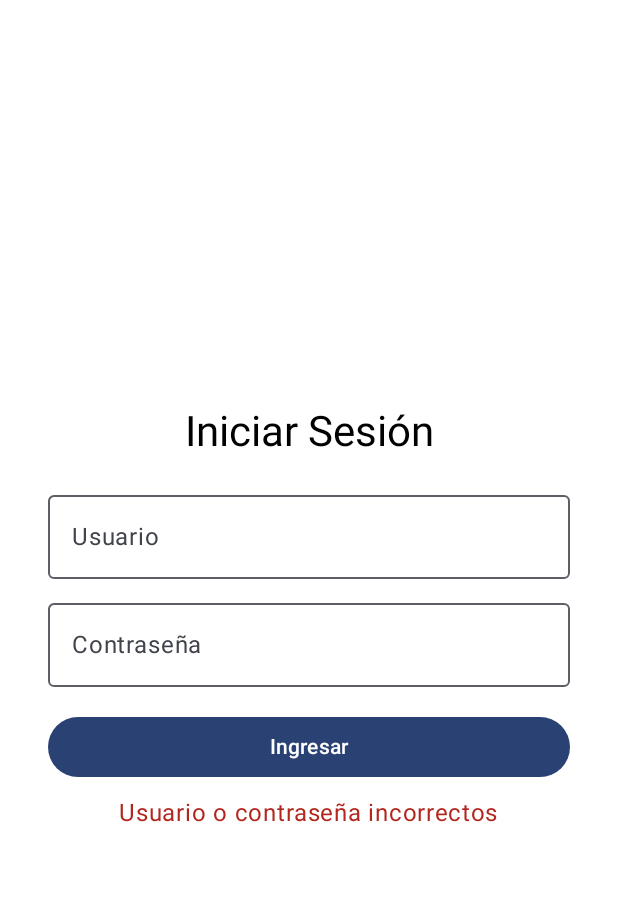
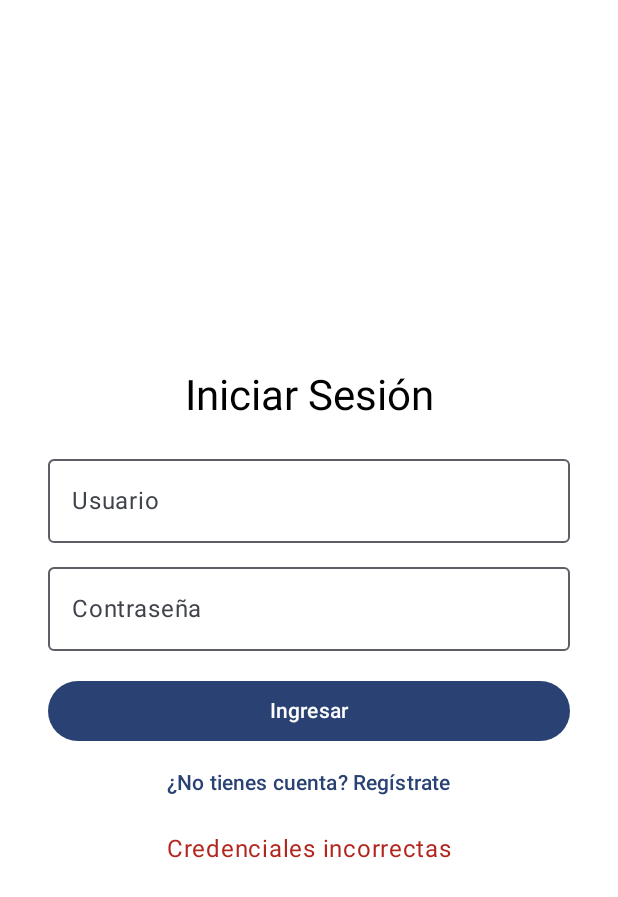
Before and after one commit to Wilsongomez11/AndroidFin, an Android app built with Jetpack Compose: the composable AppNavigation shown on its own in the app's theme, after a tap on "Ingresar", on a phone screen of 412 x 824 dp. Shown: the top 897 px of the screen. Run offline under Robolectric (Android 15) with nearby library versions, the light colour scheme and no system bars.

Commit message:
proyectoFinal

```diff
--- /dev/null
+++ b/app/src/main/java/com/example/proyectofinal/AppNavigation.kt
@@ -0,0 +1,52 @@
+package com.example.proyectofinal
+
+
+import android.annotation.SuppressLint
+import androidx.compose.runtime.Composable
+import androidx.navigation.NavHostController
+import androidx.navigation.compose.NavHost
+import androidx.navigation.compose.composable
+import com.example.proyectofinal.admin.AdminHomeScreen
+import com.example.proyectofinal.admin.AdministradoresScreen
+import com.example.proyectofinal.login.LoginScreen
+import com.example.proyectofinal.login.RegisterScreen
+
+@SuppressLint("ComposableDestinationInComposeScope")
+@Composable
+fun AppNavigation(navController: NavHostController) {
+    NavHost(
+        navController = navController,
+        startDestination = "login"
+    ) {
+        composable("login") {
+            LoginScreen(
+                onLoginSuccess = { rol ->
+                    if (rol == "administrador") {
+                        navController.navigate("adminHome")
+                    }
+                },
+                onNavigateToRegister = {
+                    navController.navigate("register")
+                }
+            )
+        }
+
+        composable("register") {
+            RegisterScreen(onRegisterSuccess = {
+                navController.popBackStack() // Vuelve al login al registrarse
+            })
+        }
+
+        composable("adminHome") {
+            AdminHomeScreen(navController)
+        }
+
+        composable("verPersonal") {
+            AdministradoresScreen()
+        }
+
+        composable("agregarProducto") {
+            AgregarProductoScreen()
+        }
+    }
+}
--- a/app/src/main/java/com/example/proyectofinal/NavGraph.kt
+++ /dev/null
@@ -1,35 +0,0 @@
-package com.example.proyectofinal
-
-
-import androidx.compose.runtime.Composable
-import androidx.navigation.NavHostController
-import androidx.navigation.compose.NavHost
-import androidx.navigation.compose.composable
-import com.example.proyectofinal.admin.AdminHomeScreen
-import com.example.proyectofinal.admin.AdministradoresScreen
-import com.example.proyectofinal.login.LoginScreen
-
-@Composable
-fun AppNavigation(navController: NavHostController) {
-    NavHost(navController = navController, startDestination = "login") {
-        composable("login") {
-            LoginScreen(onLoginSuccess = { rol ->
-                if (rol == "administrador") {
-                    navController.navigate("adminHome")
-                }
-            })
-        }
-
-    composable("adminHome") {
-            AdminHomeScreen(navController)
-        }
-        composable("verPersonal") {
-            AdministradoresScreen()
-        }
-
-        composable("agregarProducto") {
-            AgregarProductoScreen()
-        }
-
-    }
-}
--- a/app/src/main/java/com/example/proyectofinal/login/LoginScreen.kt
+++ b/app/src/main/java/com/example/proyectofinal/login/LoginScreen.kt
@@ -10,7 +10,10 @@ import androidx.compose.ui.Alignment
 
 @OptIn(ExperimentalMaterial3Api::class)
 @Composable
-fun LoginScreen(onLoginSuccess: (String) -> Unit) {
+fun LoginScreen(
+    onLoginSuccess: (String) -> Unit,
+    onNavigateToRegister: () -> Unit
+) {
     var username by remember { mutableStateOf("") }
     var password by remember { mutableStateOf("") }
     var errorMessage by remember { mutableStateOf<String?>(null) }
@@ -48,10 +51,9 @@ fun LoginScreen(onLoginSuccess: (String) -> Unit) {
         Button(
             onClick = {
                 if (username == "admin" && password == "1234") {
-                    errorMessage = null
-                    onLoginSuccess("administrador") // ✅ ejecutar función correctamente
+                    onLoginSuccess("administrador")
                 } else {
-                    errorMessage = "Usuario o contraseña incorrectos"
+                    errorMessage = "Credenciales incorrectas"
                 }
             },
             modifier = Modifier.fillMaxWidth()
@@ -59,9 +61,13 @@ fun LoginScreen(onLoginSuccess: (String) -> Unit) {
             Text("Ingresar")
         }
 
-        if (errorMessage != null) {
+        TextButton(onClick = onNavigateToRegister) {
+            Text("¿No tienes cuenta? Regístrate")
+        }
+
+        errorMessage?.let {
             Spacer(modifier = Modifier.height(8.dp))
-            Text(errorMessage!!, color = MaterialTheme.colorScheme.error)
+            Text(it, color = MaterialTheme.colorScheme.error)
         }
     }
 }
```
Also changed, not shown: app/src/main/java/com/example/proyectofinal/MainActivity.kt (+3 -4 lines), app/src/main/java/com/example/proyectofinal/MainScreen.kt (deleted, +0 -12 lines), app/src/main/java/com/example/proyectofinal/login/RegisterScreen.kt (added, +93 -0 lines).
